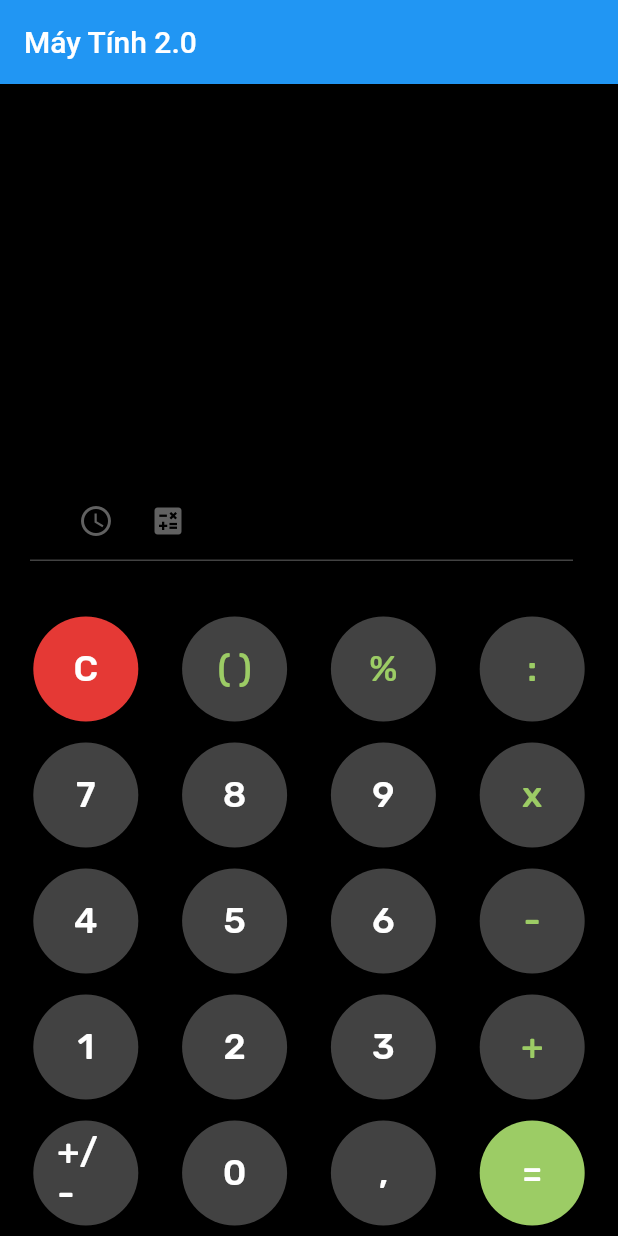
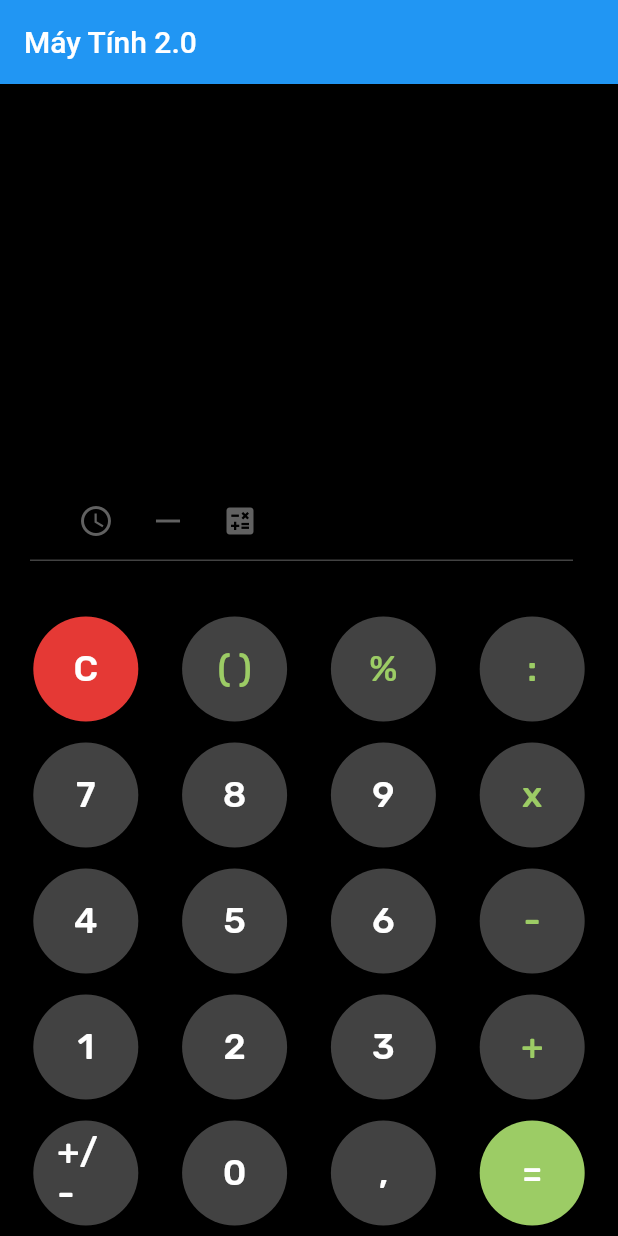
Before and after one commit to HauHuyh/AppCaculator, a Flutter app: the screen it shows after launch, on a phone screen of 412 x 824 dp. Run offline on Flutter 3.47's test engine with Material 2 defaults, Android fonts, the phone set to English and light mode, and no system bars; our stand-ins replace google_fonts.

Commit message:
them icon do luong

```diff
--- a/app2/lib/main.dart
+++ b/app2/lib/main.dart
@@ -183,9 +183,16 @@ class _MyHomePageState extends State<MyHomePage> {
                         alignment: Alignment.centerLeft,
                         child: IconButton(
                             onPressed: () {},
+                            icon: Icon(Icons.horizontal_rule),
+                            color: Colors.grey.shade700),
+                      ),
+                      Container(
+                        alignment: Alignment.centerLeft,
+                        child: IconButton(
+                            onPressed: () {},
                             icon: Icon(Icons.calculate),
                             color: Colors.grey.shade700),
-                      )
+                      ),
                     ],
                   )),
               alignment: Alignment(1.0, 1.0),
```
